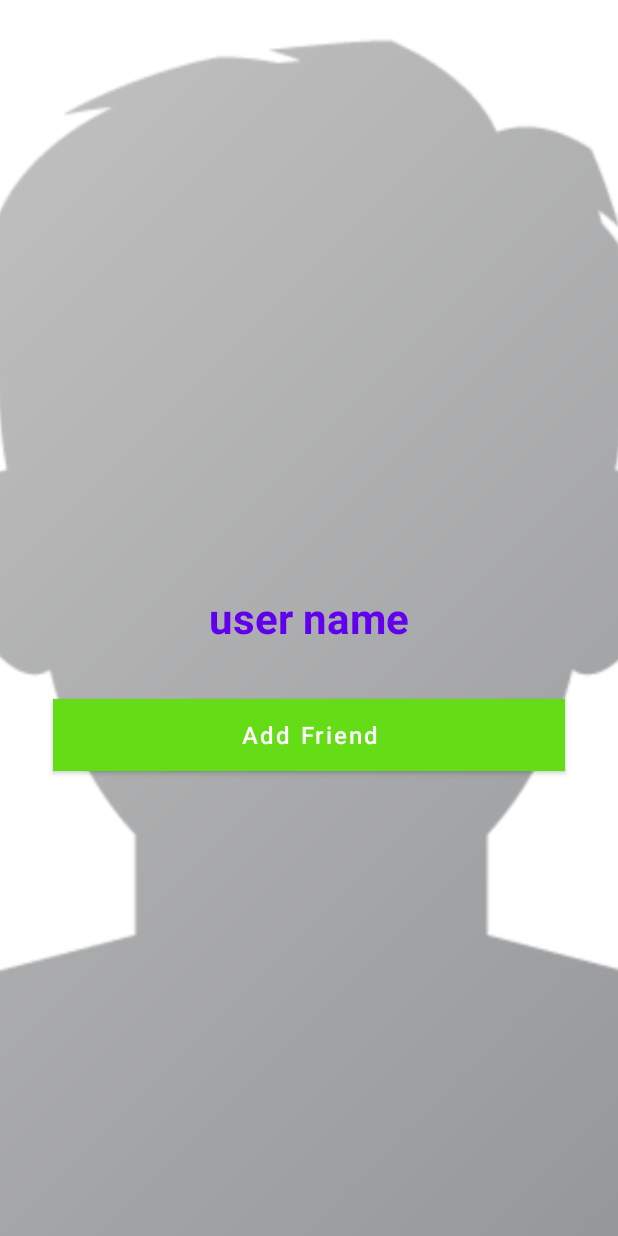
After one commit to manikmmalhotra/Poked, an Android app: the layout activity_profile.xml on its own in the app's theme, with its tools: preview values and no code run, on a phone screen of 412 x 824 dp. The commit adds this screen. Run offline under Robolectric (Android 15) with nearby library versions, the phone set to English and light mode, and no system bars.

```diff
--- a/app/src/main/AndroidManifest.xml
+++ b/app/src/main/AndroidManifest.xml
@@ -11,7 +11,8 @@
         android:roundIcon="@mipmap/ic_launcher_round"
         android:supportsRtl="true"
         android:theme="@style/Theme.Poked">
-        <activity android:name=".FindPeopleActivity"></activity>
+        <activity android:name=".ProfileActivity"></activity>
+        <activity android:name=".FindPeopleActivity" />
         <activity android:name=".NotificationActivity" />
         <activity android:name=".SettingsActivity" />
         <activity android:name=".ContextActivity" />
--- /dev/null
+++ b/app/src/main/res/layout/activity_profile.xml
@@ -0,0 +1,74 @@
+<?xml version="1.0" encoding="utf-8"?>
+<RelativeLayout
+
+    xmlns:android="http://schemas.android.com/apk/res/android"
+    xmlns:app="http://schemas.android.com/apk/res-auto"
+    xmlns:tools="http://schemas.android.com/tools"
+    android:layout_width="match_parent"
+    android:layout_height="match_parent"
+    tools:context=".ProfileActivity">
+
+    <ImageView
+        android:id="@+id/background_profile_view"
+        android:layout_width="match_parent"
+        android:layout_height="match_parent"
+        android:src="@drawable/profile_image"
+        android:scaleType="centerCrop">
+
+    </ImageView>
+
+    <TextView
+        android:id="@+id/name_profile"
+        android:layout_width="match_parent"
+        android:layout_height="wrap_content"
+        android:text="user name"
+        android:textColor="@color/colorPrimary"
+        android:textSize="28dp"
+        android:maxLines="2"
+        android:textStyle="bold"
+        android:gravity="center"
+        android:layout_centerInParent="true"
+        >
+
+    </TextView>
+
+    <Button
+        android:id="@+id/add_friend"
+        android:layout_width="match_parent"
+        android:layout_height="wrap_content"
+        android:textSize="16sp"
+        android:textAllCaps="false"
+        android:textColor="@android:color/white"
+        android:layout_below="@+id/name_profile"
+        android:layout_marginTop="35dp"
+        android:layout_marginLeft="35dp"
+        android:layout_marginRight="35dp"
+        android:layout_marginBottom="12dp"
+        android:background="@color/colorPrimary"
+        android:text="Add Friend"
+        android:padding="5dp"
+        >
+
+    </Button>
+
+    <Button
+        android:id="@+id/decline_friend_request"
+        android:layout_width="match_parent"
+        android:layout_height="wrap_content"
+        android:textSize="16sp"
+        android:textAllCaps="false"
+        android:textColor="@android:color/white"
+        android:layout_below="@+id/add_friend"
+        android:layout_marginTop="1dp"
+        android:layout_marginLeft="35dp"
+        android:layout_marginRight="35dp"
+        android:layout_marginBottom="12dp"
+        android:background="@android:color/holo_red_dark"
+        android:text="Cancel Friend Request"
+        android:padding="5dp"
+        android:visibility="invisible"
+        >
+
+    </Button>
+
+</RelativeLayout>
```
Also changed, not shown: app/src/main/java/com/jerry/poked/Contacts.java (added, +51 -0 lines), app/src/main/java/com/jerry/poked/FindPeopleActivity.java (+71 -1 lines), app/src/main/java/com/jerry/poked/ProfileActivity.java (added, +285 -0 lines).
